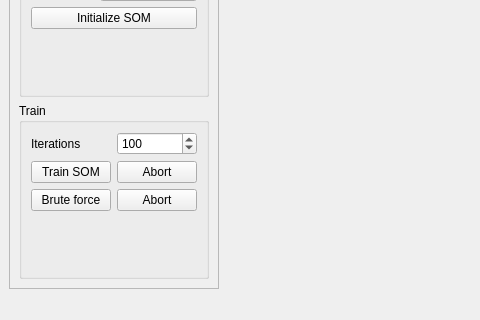
Qt form tspsom.ui (Iizuki/SOM-TSP) before a commit; both pictures show x 0 to 480 and y 280 to 600 of the 800 by 600 pixel window.
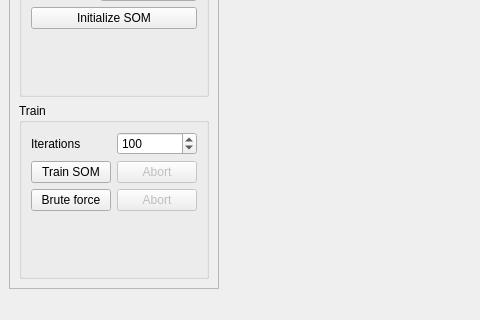
The same form after that commit. Custom widgets are drawn as their Qt base class.

```diff
--- a/tspsom.ui
+++ b/tspsom.ui
@@ -174,9 +174,18 @@
           </item>
           <item row="1" column="1">
            <widget class="QPushButton" name="abortSOM_pushButton">
+            <property name="enabled">
+             <bool>false</bool>
+            </property>
             <property name="text">
              <string>Abort</string>
             </property>
+            <property name="checkable">
+             <bool>false</bool>
+            </property>
+            <property name="flat">
+             <bool>false</bool>
+            </property>
            </widget>
           </item>
           <item row="2" column="0">
@@ -188,6 +197,9 @@
           </item>
           <item row="2" column="1">
            <widget class="QPushButton" name="bruteForceAbort_pushButton">
+            <property name="enabled">
+             <bool>false</bool>
+            </property>
             <property name="text">
              <string>Abort</string>
             </property>
```
